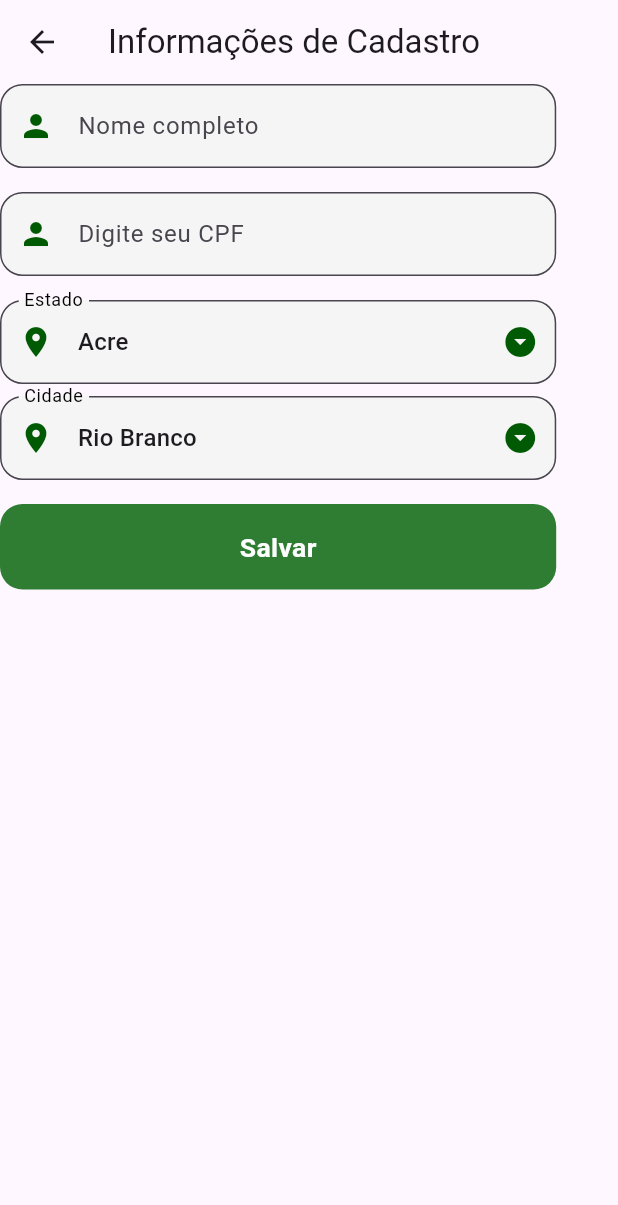
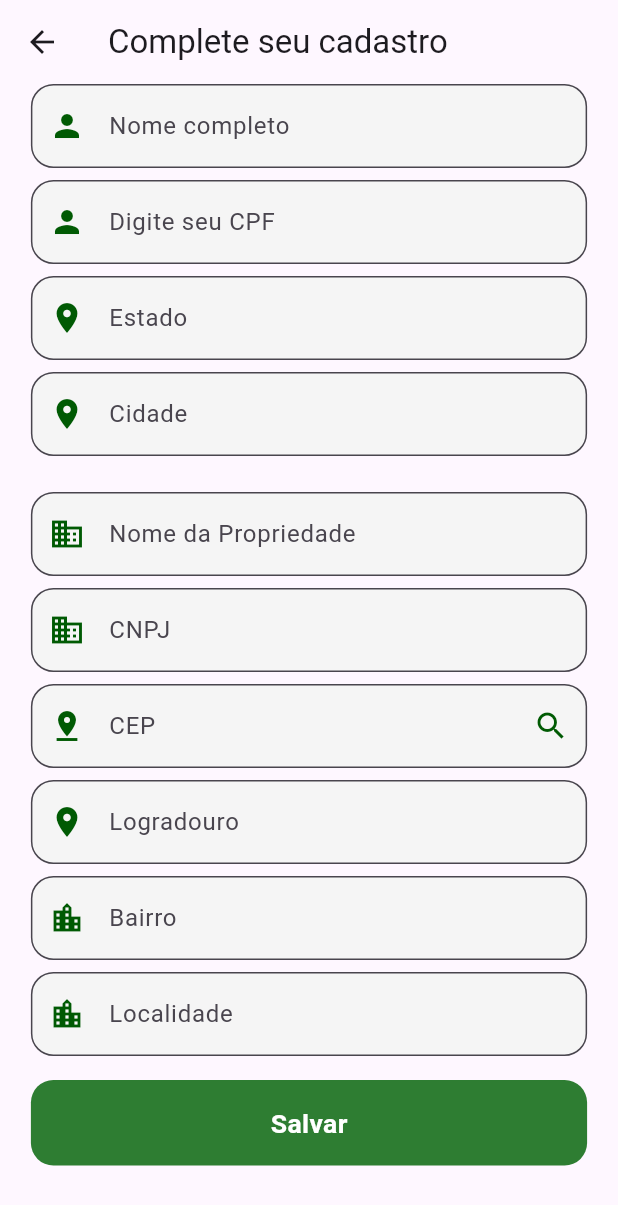
Before and after one commit to amon-mn/foresty, a Flutter app: the AddInfoGoogleUser screen opened directly with empty values, on a phone screen of 412 x 824 dp. Shown: the top 1205 px of the screen. Run offline on Flutter 3.47's test engine with Material 3 defaults, Android fonts, the phone set to English and light mode, and no system bars; our stand-ins replace cloud_firestore, date_time_picker, firebase_auth, firebase_core, firebase_storage, font_awesome_flutter and 6 more; missing offline and left inert: flutter_facebook_auth, validadores; accounts and stored records are empty; network calls fail.

Commit message:
add user info layout updated

```diff
--- a/lib/authentication/screens/add_info_user.dart
+++ b/lib/authentication/screens/add_info_user.dart
@@ -3,14 +3,15 @@ import 'package:firebase_auth/firebase_auth.dart';
 import 'package:cloud_firestore/cloud_firestore.dart'; // Importe o pacote para usar o Firestore
 import 'package:foresty/authentication/screens/welcome_page.dart';
 import 'package:foresty/authentication/services/auth_service.dart';
+import 'package:foresty/authentication/services/via_cep_service.dart';
 import 'package:foresty/components/my_button.dart';
 import 'package:foresty/components/my_dropdown.dart';
+import 'package:foresty/components/show_snackbar.dart';
 import 'package:foresty/home_page.dart';
 import 'package:mask_text_input_formatter/mask_text_input_formatter.dart';
 import 'package:validadores/Validador.dart';
 
 import '../../components/my_textfield.dart';
-
 
 class AddInfoGoogleUser extends StatefulWidget {
   final User user;
@@ -22,244 +23,20 @@ class AddInfoGoogleUser extends StatefulWidget {
 }
 
 class _AddInfoGoogleUserState extends State<AddInfoGoogleUser> {
-  String _selectedState = 'Acre'; // Valor inicial padrão
-  String _selectedCity = 'Rio Branco'; // Valor inicial padrão
   final TextEditingController _cpfController = TextEditingController();
   final TextEditingController _nameController = TextEditingController();
-
-  List<String> statesList = [
-    'Acre',
-    'Alagoas',
-    'Amapá',
-    'Amazonas',
-    'Bahia',
-    'Ceará',
-    'Distrito Federal',
-    'Espírito Santo',
-    'Goiás',
-    'Maranhão',
-    'Mato Grosso',
-    'Mato Grosso do Sul',
-    'Minas Gerais',
-    'Pará',
-    'Paraíba',
-    'Paraná',
-    'Pernambuco',
-    'Piauí',
-    'Rio de Janeiro',
-    'Rio Grande do Norte',
-    'Rio Grande do Sul',
-    'Rondônia',
-    'Roraima',
-    'Santa Catarina',
-    'São Paulo',
-    'Sergipe',
-    'Tocantins',
-  ];
-
-  Map<String, List<String>> citiesByState = {
-    'Acre': [
-      'Rio Branco',
-      'Cruzeiro do Sul',
-      // Add more cities of Acre if needed
-    ],
-    'Alagoas': [
-      'Maceió',
-      'Arapiraca',
-      // Add more cities of Alagoas if needed
-    ],
-    'Amapá': [
-      'Macapá',
-      'Santana',
-      // Add more cities of Amapá if needed
-    ],
-    'Amazonas': [
-      'Alvarães',
-      'Amaturá',
-      'Anamã',
-      'Anori',
-      'Apuí',
-      'Atalaia do Norte',
-      'Autazes',
-      'Barcelos',
-      'Barreirinha',
-      'Benjamin Constant',
-      'Beruri',
-      'Boa Vista do Ramos',
-      'Boca do Acre',
-      'Borba',
-      'Caapiranga',
-      'Carauari',
-      'Careiro',
-      'Careiro da Várzea',
-      'Coari',
-      'Codajás',
-      'Eirunepé',
-      'Guajará',
-      'Humaitá',
-      'Ipixuna',
-      'Iranduba',
-      'Itacoatiara',
-      'Itamarati',
-      'Itapiranga',
-      'Japurá',
-      'Juruá',
-      'Jutaí',
-      'Lábrea',
-      'Manacapuru',
-      'Manaquiri',
-      'Manaus',
-      'Manicoré',
-      'Maués',
-      'Nhamundá',
-      'Nova Olinda do Norte',
-      'Novo Airão',
-      'Novo Aripuanã',
-      'Parintins',
-      'Presidente Figueiredo',
-      'Rio Preto da Eva',
-      'Santa Isabel do Rio Negro',
-      'Santo Antônio do Içá',
-      'São Gabriel da Cachoeira',
-      'São Paulo de Olivença',
-      'São Sebastião do Uatumã',
-      'Silves',
-      'Tabatinga',
-      'Tefé',
-      'Tonantins',
-      'Uarini',
-      'Urucará',
-      'Urucurituba',
-    ],
-    'Bahia': [
-      'Salvador',
-      'Feira de Santana',
-      // Add more cities of Bahia if needed
-    ],
-    'Ceará': [
-      'Fortaleza',
-      'Caucaia',
-      // Add more cities of Ceará if needed
-    ],
-    'Distrito Federal': [
-      'Brasília',
-      'Planaltina',
-      // Add more cities of Distrito Federal if needed
-    ],
-    'Espírito Santo': [
-      'Vitória',
-      'Vila Velha',
-      // Add more cities of Espírito Santo if needed
-    ],
-    'Goiás': [
-      'Goiânia',
-      'Aparecida de Goiânia',
-      // Add more cities of Goiás if needed
-    ],
-    'Maranhão': [
-      'São Luís',
-      'Imperatriz',
-      // Add more cities of Maranhão if needed
-    ],
-    'Mato Grosso': [
-      'Cuiabá',
-      'Várzea Grande',
-      // Add more cities of Mato Grosso if needed
-    ],
-    'Mato Grosso do Sul': [
-      'Campo Grande',
-      'Dourados',
-      // Add more cities of Mato Grosso do Sul if needed
-    ],
-    'Minas Gerais': [
-      'Belo Horizonte',
-      'Uberlândia',
-      // Add more cities of Minas Gerais if needed
-    ],
-    'Pará': [
-      'Belém',
-      'Ananindeua',
-      // Add more cities of Pará if needed
-    ],
-    'Paraíba': [
-      'João Pessoa',
-      'Campina Grande',
-      // Add more cities of Paraíba if needed
-    ],
-    'Paraná': [
-      'Curitiba',
-      'Londrina',
-      // Add more cities of Paraná if needed
-    ],
-    'Pernambuco': [
-      'Recife',
-      'Jaboatão dos Guararapes',
-      // Add more cities of Pernambuco if needed
-    ],
-    'Piauí': [
-      'Teresina',
-      'Parnaíba',
-      // Add more cities of Piauí if needed
-    ],
-    'Rio de Janeiro': [
-      'Rio de Janeiro',
-      'Niterói',
-      // Add more cities of Rio de Janeiro if needed
-    ],
-    'Rio Grande do Norte': [
-      'Natal',
-      'Mossoró',
-      // Add more cities of Rio Grande do Norte if needed
-    ],
-    'Rio Grande do Sul': [
-      'Porto Alegre',
-      'Caxias do Sul',
-      // Add more cities of Rio Grande do Sul if needed
-    ],
-    'Rondônia': [
-      'Porto Velho',
-      'Ji-Paraná',
-      // Add more cities of Rondônia if needed
-    ],
-    'Roraima': [
-      'Boa Vista',
-      'Caracaraí',
-      // Add more cities of Roraima if needed
-    ],
-    'Santa Catarina': [
-      'Florianópolis',
-      'Joinville',
-      // Add more cities of Santa Catarina if needed
-    ],
-    'São Paulo': [
-      'São Paulo',
-      'Campinas',
-      // Add more cities of São Paulo if needed
-    ],
-    'Sergipe': [
-      'Aracaju',
-      'Nossa Senhora do Socorro',
-      // Add more cities of Sergipe if needed
-    ],
-    'Tocantins': [
-      'Palmas',
-      'Araguaína',
-      // Add more cities of Tocantins if needed
-    ],
-  };
+  final TextEditingController _stateController = TextEditingController();
+  final TextEditingController _cityController = TextEditingController();
+  final TextEditingController _propertyNameController = TextEditingController();
+  final TextEditingController _cepController = TextEditingController();
+  final TextEditingController _streetController = TextEditingController();
+  final TextEditingController _neighborhoodController = TextEditingController();
+  final TextEditingController _localityController = TextEditingController();
+  final TextEditingController _cnpjController = TextEditingController();
 
   @override
   void initState() {
     super.initState();
-
-    // Define os valores iniciais para _selectedState e _selectedCity
-    if (statesList.isNotEmpty) {
-      _selectedState = statesList.first;
-      if (citiesByState.containsKey(_selectedState) &&
-          citiesByState[_selectedState]!.isNotEmpty) {
-        _selectedCity = citiesByState[_selectedState]!.first;
-      }
-    }
   }
 
   void handleLogout(BuildContext context) {
@@ -280,7 +57,7 @@ class _AddInfoGoogleUserState extends State<AddInfoGoogleUser> {
   Widget build(BuildContext context) {
     return Scaffold(
       appBar: AppBar(
-        title: Text('Informações de Cadastro'),
+        title: Text('Complete seu cadastro'),
         leading: GestureDetector(
           onTap: () => handleLogout(context),
           child: Icon(Icons.arrow_back),
@@ -288,6 +65,7 @@ class _AddInfoGoogleUserState extends State<AddInfoGoogleUser> {
       ),
       body: SingleChildScrollView(
         reverse: true,
+        child: Center(
           child: FractionallySizedBox(
             widthFactor: 0.9,
             child: Column(
@@ -306,7 +84,7 @@ class _AddInfoGoogleUserState extends State<AddInfoGoogleUser> {
                     return null;
                   },
                 ),
-              const SizedBox(height: 16),
+                const SizedBox(height: 8),
                 MyTextFieldWrapper(
                   inputFormatter: MaskTextInputFormatter(
                       mask: '###.###.###-##',
@@ -326,43 +104,148 @@ class _AddInfoGoogleUserState extends State<AddInfoGoogleUser> {
                         .valido(value, clearNoNumber: true);
                   },
                 ),
-              const SizedBox(height: 16),
-              MyDropdownFormField(
-                selectedValueNotifier: ValueNotifier<String>(_selectedState),
-                itemsList: statesList,
-                onChanged: (value) {
-                  setState(() {
-                    _selectedState = value!;
-                    _selectedCity = citiesByState[_selectedState]![0];
-                  });
+                const SizedBox(height: 8),
+                MyTextFieldWrapper(
+                  prefixIcon: Icons.location_on,
+                  controller: _stateController,
+                  hintText: 'Estado',
+                  obscureText: false,
+                  validator: (value) {
+                    if (value == null || value.isEmpty) {
+                      return "O Estado deve ser preenchido";
+                    }
+                    if (value.length < 5) {
+                      return "O Estado está incorreto";
+                    }
+                    return null;
                   },
-                labelText: 'Estado',
-                prefixIcon: Icons.location_on,
                 ),
                 const SizedBox(height: 8),
-              MyDropdownFormField(
-                selectedValueNotifier: ValueNotifier<String>(_selectedCity),
-                itemsList: _selectedState.isEmpty ||
-                        citiesByState[_selectedState] == null
-                    ? []
-                    : citiesByState[_selectedState]!,
-                onChanged: (value) {
-                  setState(() {
-                    _selectedCity = value!;
-                  });
+                MyTextFieldWrapper(
+                  prefixIcon: Icons.location_on,
+                  controller: _cityController,
+                  hintText: 'Cidade',
+                  obscureText: false,
+                  validator: (value) {
+                    if (value == null || value.isEmpty) {
+                      return "A Cidade deve ser preenchida";
+                    }
+                    if (value.length < 5) {
+                      return "A Cidade está incorreta";
+                    }
+                    return null;
                   },
-                labelText: 'Cidade',
+                ),
+                const SizedBox(height: 24),
+                MyTextFieldWrapper(
+                  prefixIcon: Icons.business,
+                  controller: _propertyNameController,
+                  hintText: 'Nome da Propriedade',
+                  obscureText: false,
+                  validator: (value) {
+                    if (value == null || value.isEmpty) {
+                      return "O nome da propriedade deve ser preenchido";
+                    } else {
+                      return null;
+                    }
+                  },
+                ),
+                const SizedBox(height: 8),
+                MyTextFieldWrapper(
+                  inputFormatter: MaskTextInputFormatter(
+                    mask: '##.###.###/####-##',
+                    filter: {"#": RegExp(r'[0-9]')},
+                    type: MaskAutoCompletionType.lazy,
+                  ),
+                  prefixIcon: Icons.business,
+                  controller: _cnpjController,
+                  hintText: 'CNPJ',
+                  obscureText: false,
+                  validator: (value) {
+                    if (value == null || value.isEmpty) {
+                      return "O CNPJ deve ser preenchido";
+                    } else {
+                      return Validador()
+                          .add(Validar.CNPJ, msg: 'CNPJ Inválido')
+                          .minLength(14)
+                          .maxLength(14)
+                          .valido(value, clearNoNumber: true);
+                    }
+                  },
+                ),
+                const SizedBox(height: 8),
+                MyTextFieldWrapper(
+                  inputFormatter: MaskTextInputFormatter(
+                    mask: '#####-###',
+                    filter: {"#": RegExp(r'[0-9]')},
+                    type: MaskAutoCompletionType.lazy,
+                  ),
+                  prefixIcon: Icons.pin_drop,
+                  suffixIcon: Icons.search,
+                  onSuffixIconPressed: () => _autoFillAddress(context),
+                  controller: _cepController,
+                  hintText: 'CEP',
+                  obscureText: false,
+                  validator: (value) {
+                    if (value == null || value.isEmpty) {
+                      return "O CEP deve ser preenchido";
+                    }
+                    if (value.length != 9) {
+                      return "O CEP deve ter exatamente 9 dígitos";
+                    }
+                    return null;
+                  },
+                ),
+                const SizedBox(height: 8),
+                MyTextFieldWrapper(
                   prefixIcon: Icons.location_on,
+                  controller: _streetController,
+                  hintText: 'Logradouro',
+                  obscureText: false,
+                  validator: (value) {
+                    if (value == null || value.isEmpty) {
+                      return "O logradouro deve ser preenchido";
+                    }
+                    return null;
+                  },
+                ),
+                const SizedBox(height: 8),
+                MyTextFieldWrapper(
+                  prefixIcon: Icons.location_city,
+                  controller: _neighborhoodController,
+                  hintText: 'Bairro',
+                  obscureText: false,
+                  validator: (value) {
+                    if (value == null || value.isEmpty) {
+                      return "O bairro deve ser preenchido";
+                    }
+                    return null;
+                  },
+                ),
+                const SizedBox(height: 8),
+                MyTextFieldWrapper(
+                  prefixIcon: Icons.location_city,
+                  controller: _localityController,
+                  hintText: 'Localidade',
+                  obscureText: false,
+                  validator: (value) {
+                    if (value == null || value.isEmpty) {
+                      return "A localidade deve ser preenchida";
+                    }
+                    // Outras validações específicas da localidade, se necessário.
+                    return null;
+                  },
                 ),
                 const SizedBox(height: 16),
                 MyButton(
                   onTap: () {
                     _saveAdditionalInfo();
-
                   },
                   textButton: 'Salvar',
                 ),
+                const SizedBox(height: 16),
               ],
+            ),
           ),
         ),
       ),
@@ -379,8 +262,8 @@ class _AddInfoGoogleUserState extends State<AddInfoGoogleUser> {
       final data = {
         'name': _nameController.text,
         'cpf': _cpfController.text,
-        'state': _selectedState,
-        'city': _selectedCity,
+        'state': _stateController.text,
+        'city': _cityController.text,
         // Outras informações que você desejar salvar
       };
 
@@ -398,4 +281,49 @@ class _AddInfoGoogleUserState extends State<AddInfoGoogleUser> {
       print('Erro ao salvar informações adicionais: $error');
     }
   }
+
+  Future<void> _autoFillAddress(BuildContext context) async {
+    final cep = _cepController.text.replaceAll('-', '');
+
+    try {
+      await ViaCepService.fetchCep(cep).then(
+        (result) {
+          showDialog(
+            context: context,
+            builder: (context) {
+              return AlertDialog(
+                title: Text('Preenchimento Automático'),
+                content: Text('Deseja preencher automaticamente o endereço?'),
+                actions: <Widget>[
+                  TextButton(
+                    onPressed: () {
+                      Navigator.of(context).pop(); // Fechar o dialog
+                    },
+                    child: Text('Cancelar'),
+                  ),
+                  TextButton(
+                    onPressed: () {
+                      // Preencher automaticamente os campos
+                      _streetController.text = result.logradouro;
+                      _neighborhoodController.text = result.bairro;
+                      _localityController.text = result.localidade;
+                      Navigator.of(context).pop(); // Fechar o dialog
+                    },
+                    child: Text('Sim'),
+                  ),
+                ],
+              );
+            },
+          );
+        },
+      );
+    } catch (e) {
+      print('Erro ao consultar o ViaCep: $e');
+      showSnackBar(
+        context: context,
+        mensagem: 'Erro ao consultar o ViaCep: $e',
+        isErro: true,
+      );
     }
+  }
+}
```
Also changed, not shown: pubspec.lock. Lines whose indentation alone changed are shown as unchanged.
